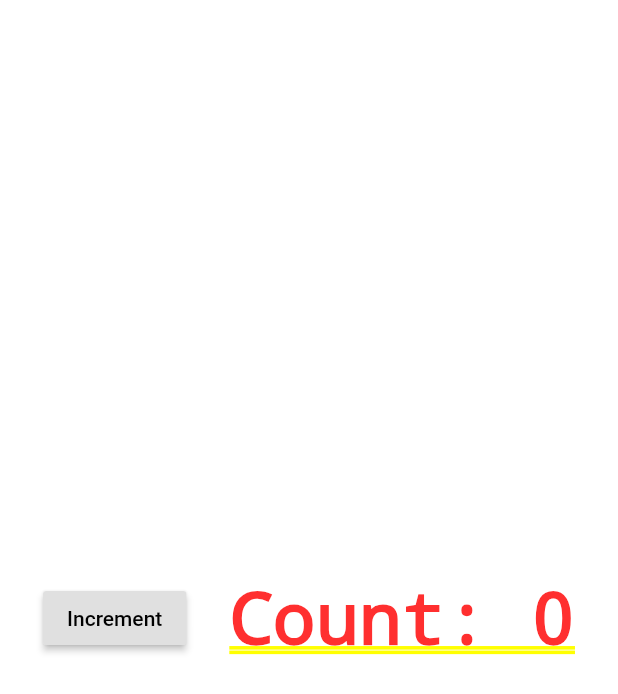
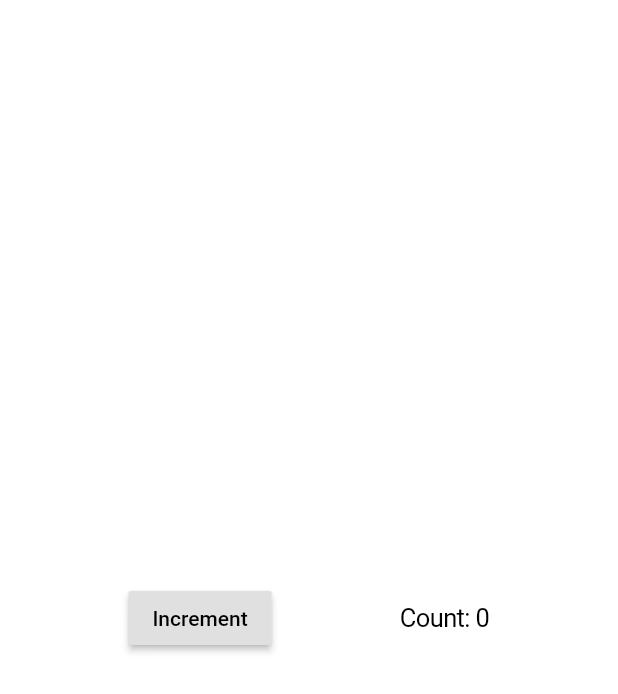
Before and after one commit to kylescf2/FlutterLearning, a Flutter app: the screen it shows after launch, on a phone screen of 412 x 824 dp. Shown: the top 694 px of the screen. Run offline on Flutter 3.47's test engine with Material 2 defaults, Android fonts, the phone set to English and light mode, and no system bars.

Commit message:
MOD: 修改样式

```diff
--- a/flutter_app/lib/main.dart
+++ b/flutter_app/lib/main.dart
@@ -1,4 +1,5 @@
 import 'package:flutter/material.dart';
+import 'package:flutter/cupertino.dart';
 
 void main() => runApp(new MyApp());
 
@@ -6,7 +7,7 @@ class MyApp extends StatelessWidget {
   // This widget is the root of your application.
   @override
   Widget build(BuildContext context) {
-    return new MaterialApp(
+    return new CupertinoApp(
       home: new Container(
           decoration: new BoxDecoration(color: Colors.white),
           child: new Counter()
```
